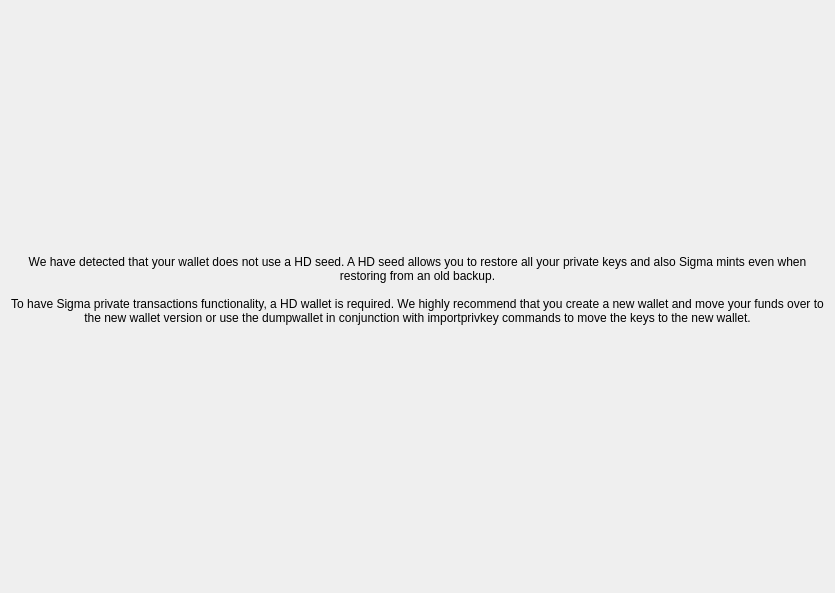
Before: the Qt Designer form src/qt/forms/blanksigmadialog.ui in firoorg/firo, drawn with Qt 5.
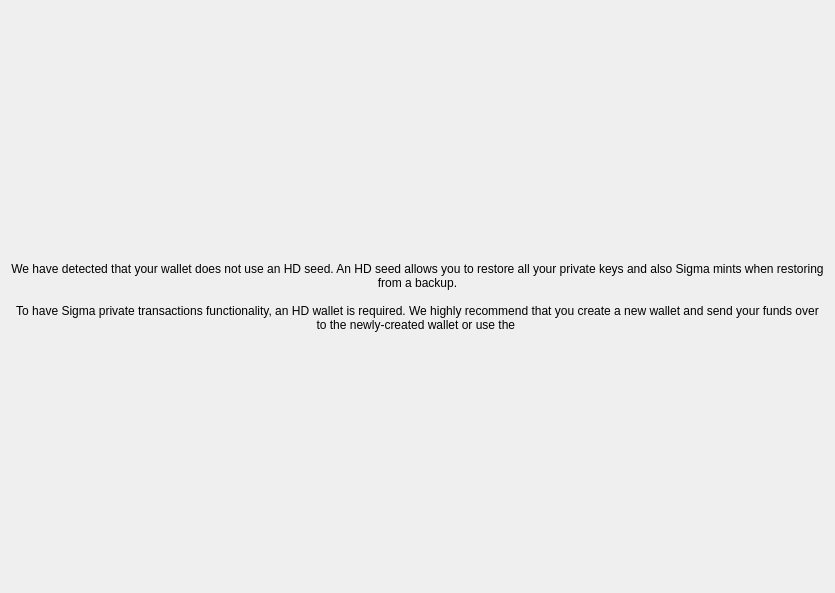
After: the same form once the commit is applied.

Commit message:
importprivkey -> importwallet recommendation
Change recommended command from `importprivkey` (which only imports individual private keys) to `importwallet` (which imports the whole wallet).

```diff
--- a/src/qt/forms/blanksigmadialog.ui
+++ b/src/qt/forms/blanksigmadialog.ui
@@ -16,9 +16,9 @@
      <item>
       <widget class="QLabel" name="label">
        <property name="text">
-        <string>We have detected that your wallet does not use a HD seed. A HD seed allows you to restore all your private keys and also Sigma mints even when restoring from an old backup.
+        <string>We have detected that your wallet does not use an HD seed. An HD seed allows you to restore all your private keys and also Sigma mints when restoring from a backup.
 
-To have Sigma private transactions functionality, a HD wallet is required. We highly recommend that you create a new wallet and move your funds over to the new wallet version or use the dumpwallet in conjunction with importprivkey commands to move the keys to the new wallet.
+To have Sigma private transactions functionality, an HD wallet is required. We highly recommend that you create a new wallet and send your funds over to the newly-created wallet or use the <tt>dumpwallet</tt> command in conjunction with <tt>importwallet</tt> to move your keys to the new wallet.
 </string>
        </property>
        <property name="alignment">
```
